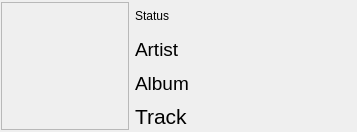
This is src/ui/osd.ui in vanzin/folderme as Qt 5 draws it before an edit. The edited form follows.
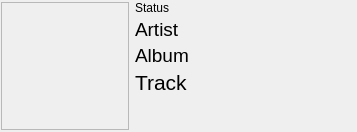
This is the edited form.

```diff
--- a/src/ui/osd.ui
+++ b/src/ui/osd.ui
@@ -157,6 +157,19 @@
         </property>
        </widget>
       </item>
+      <item>
+       <spacer name="verticalSpacer">
+        <property name="orientation">
+         <enum>Qt::Vertical</enum>
+        </property>
+        <property name="sizeHint" stdset="0">
+         <size>
+          <width>20</width>
+          <height>40</height>
+         </size>
+        </property>
+       </spacer>
+      </item>
      </layout>
     </item>
    </layout>
```
